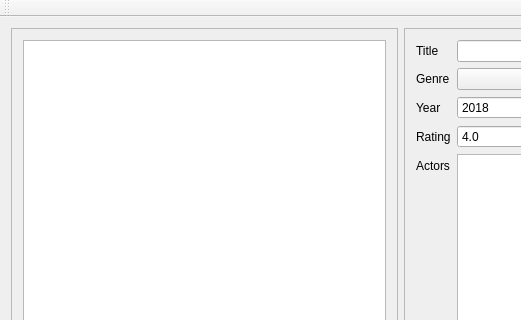
First picture: the form in movies/mainwindow.ui, repository sjohnson512/qt_movies_example, before the edit; both pictures show x 0 to 521 and y 0 to 320 of the 801 by 515 pixel window.
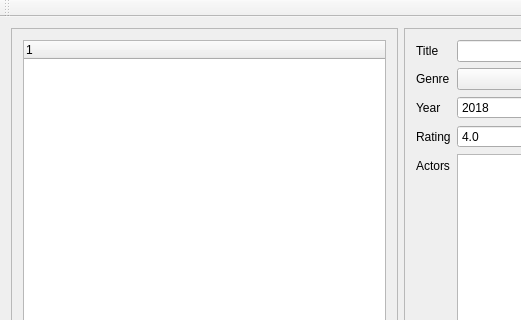
Second picture: the form after the edit.

Commit message: Start populating the movie tree widget

The edit to the form file:
```diff
--- a/movies/mainwindow.ui
+++ b/movies/mainwindow.ui
@@ -25,7 +25,7 @@
       </property>
       <layout class="QVBoxLayout" name="verticalLayout">
        <item>
-        <widget class="QListWidget" name="listMovies"/>
+        <widget class="QTreeWidget" name="treeMovies"/>
        </item>
       </layout>
      </widget>
```
The commit also changes 8 other files.
